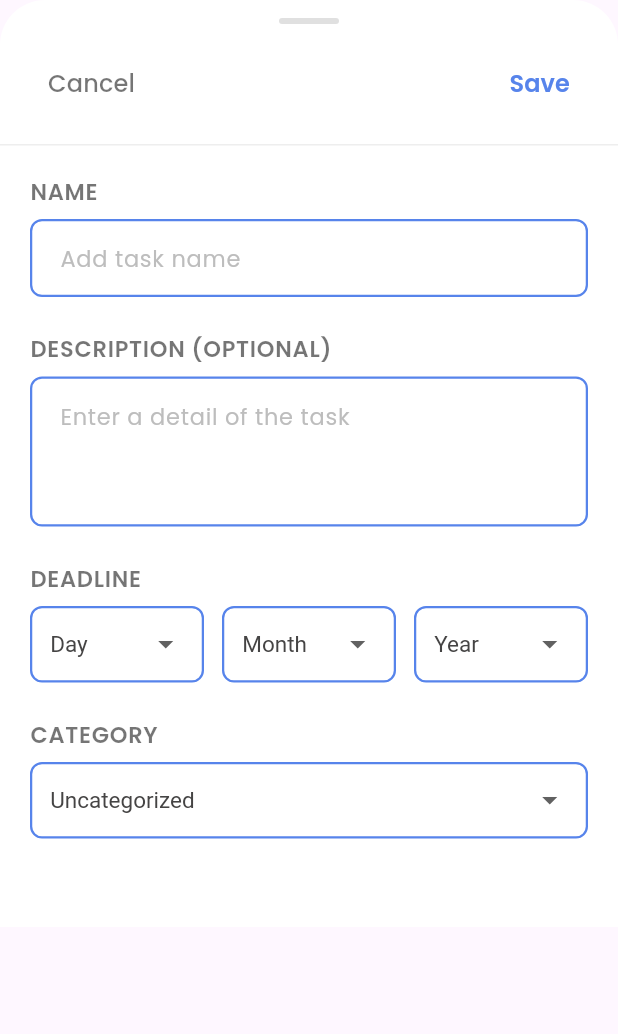
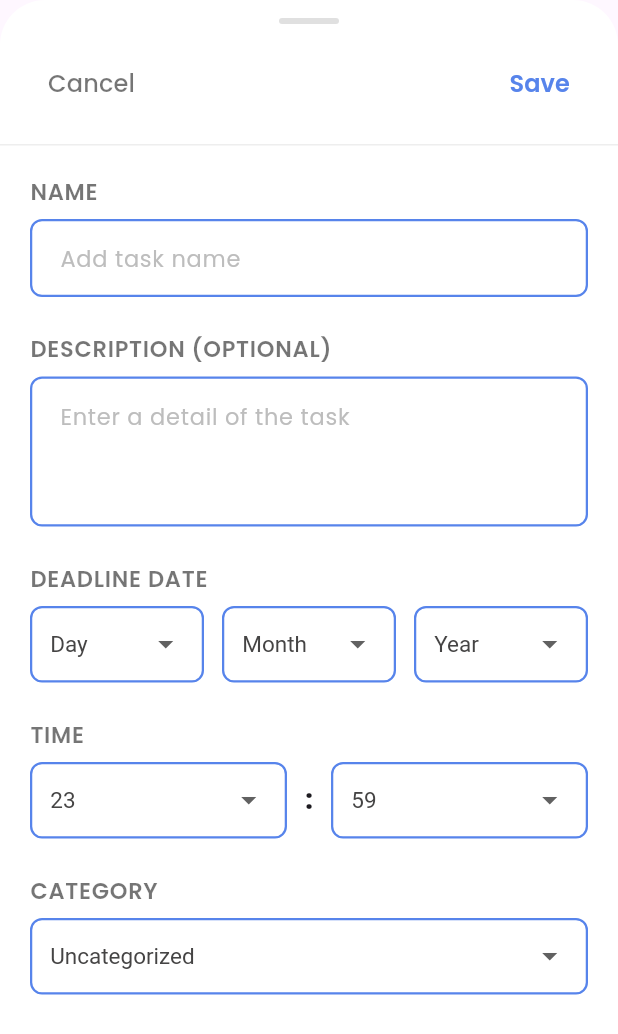
Before and after one commit to susanjong/MindlyApp_MobileDev, a Flutter app: the AddTaskBottomSheet widget shown alone on an empty page, opened directly, on a phone screen of 412 x 824 dp. Shown: the top 1034 px of the screen. Run offline on Flutter 3.47's test engine with Material 3 defaults, Android fonts, the phone set to English and light mode, and no system bars; our stand-ins replace cloud_firestore, firebase_auth, firebase_core, flutter_slidable, flutter_svg, google_fonts and 2 more; missing offline and left inert: flutter_quill; accounts and stored records are empty; network calls fail.

Commit message:
feat:add timestamp deadline in input task form

```diff
--- a/lib/features/to_do_list/presentation/widgets/add_task_bottom_sheet.dart
+++ b/lib/features/to_do_list/presentation/widgets/add_task_bottom_sheet.dart
@@ -50,6 +50,9 @@ class _AddTaskBottomSheetState extends State<AddTaskBottomSheet> {
   String _selectedYear = 'Year';
   String? _selectedCategory;
 
+  String _selectedHour = '23';
+  String _selectedMinute = '59';
+
   int _getMonthNumber(String monthName) {
     const months = {
       'Jan': 1, 'Feb': 2, 'Mar': 3, 'Apr': 4, 'May': 5, 'Jun': 6,
@@ -96,40 +99,40 @@ class _AddTaskBottomSheetState extends State<AddTaskBottomSheet> {
           _tempNewCategory!['gradientIndex']
       );
     }
+    DateTime? finalDeadline;
+    final now = DateTime.now();
 
-    // ✅ LOGIC MEMBUAT DATETIME
-    DateTime? finalDeadline;
+    try {
+      // Default ke hari ini jika tidak dipilih
+      int day = _selectedDay != 'Day' ? int.parse(_selectedDay) : now.day;
+      int month = _selectedMonth != 'Month' ? _getMonthNumber(_selectedMonth) : now.month;
+      int year = _selectedYear != 'Year' ? int.parse(_selectedYear) : now.year;
 
-    // Cek apakah user sudah memilih tanggal lengkap
-    if (_selectedDay != 'Day' && _selectedMonth != 'Month' && _selectedYear != 'Year') {
-      try {
-        final int day = int.parse(_selectedDay);
-        final int month = _getMonthNumber(_selectedMonth);
-        final int year = int.parse(_selectedYear);
+      int hour = int.parse(_selectedHour);
+      int minute = int.parse(_selectedMinute);
 
-        // Buat object DateTime
-        finalDeadline = DateTime(year, month, day);
-      } catch (e) {
-        debugPrint("Error parsing date: $e");
-      }
+      // Gabungkan menjadi satu objek DateTime
+      finalDeadline = DateTime(year, month, day, hour, minute);
+
+    } catch (e) {
+      debugPrint("Error parsing date: $e");
+      // Fallback ke sekarang + 1 jam jika error
+      finalDeadline = DateTime.now().add(const Duration(hours: 1));
     }
 
-    // 3. Siapkan Data Task
     final taskData = {
-      'title': _nameController.text.trim(), // Pastikan key konsisten 'title' bukan 'name' agar sesuai model
+      'title': _nameController.text.trim(),
       'description': _descriptionController.text.trim(),
       'category': finalCategory,
-      'deadline': finalDeadline, // ✅ Simpan sebagai DateTime Object
+      'deadline': finalDeadline, // DateTime lengkap dengan jam
       'completed': false,
-      'createdAt': DateTime.now(), // Tambahan best practice
+      'createdAt': DateTime.now(),
     };
 
-    // 4. Kirim ke Parent (MainTodo/FolderScreen) untuk disimpan
     widget.onSave?.call(taskData);
     if (mounted) Navigator.pop(context);
   }
 
-  // ✅ Dialog hanya mengembalikan data, TIDAK save ke firebase
   void _showAddCategoryDialog() async {
     final result = await showDialog(
       context: context,
@@ -152,7 +155,7 @@ class _AddTaskBottomSheetState extends State<AddTaskBottomSheet> {
   @override
   Widget build(BuildContext context) {
     return Container(
-      height: MediaQuery.of(context).size.height * 0.75,
+      height: MediaQuery.of(context).size.height * 0.85,
       decoration: const BoxDecoration(
         color: Colors.white,
         borderRadius: BorderRadius.only(
@@ -211,7 +214,11 @@ class _AddTaskBottomSheetState extends State<AddTaskBottomSheet> {
                   _buildTextField(controller: _descriptionController, hintText: 'Enter a detail of the task', maxLines: 3),
 
                   const SizedBox(height: 24),
-                  _buildLabel('DEADLINE'),
+
+                  // ==========================================
+                  // 1. BAGIAN DEADLINE DATE (Sekarang diatas)
+                  // ==========================================
+                  _buildLabel('DEADLINE DATE'),
                   const SizedBox(height: 8),
                   Row(
                     children: [
@@ -236,6 +243,36 @@ class _AddTaskBottomSheetState extends State<AddTaskBottomSheet> {
                           value: _selectedYear,
                           items: ['Year', '2025', '2026', '2027'],
                           onChanged: (val) => setState(() => _selectedYear = val!),
+                        ),
+                      ),
+                    ],
+                  ),
+
+                  const SizedBox(height: 24),
+
+                  // ==========================================
+                  // 2. BAGIAN TIME (Sekarang dibawahnya)
+                  // ==========================================
+                  _buildLabel('TIME'),
+                  const SizedBox(height: 8),
+                  Row(
+                    children: [
+                      Expanded(
+                        child: _buildDropdown(
+                          value: _selectedHour,
+                          items: List.generate(24, (i) => i.toString().padLeft(2, '0')),
+                          onChanged: (val) => setState(() => _selectedHour = val!),
+                        ),
+                      ),
+                      const Padding(
+                        padding: EdgeInsets.symmetric(horizontal: 12),
+                        child: Text(":", style: TextStyle(fontWeight: FontWeight.bold, fontSize: 18)),
+                      ),
+                      Expanded(
+                        child: _buildDropdown(
+                          value: _selectedMinute,
+                          items: List.generate(60, (i) => i.toString().padLeft(2, '0')),
+                          onChanged: (val) => setState(() => _selectedMinute = val!),
                         ),
                       ),
                     ],
@@ -271,9 +308,7 @@ class _AddTaskBottomSheetState extends State<AddTaskBottomSheet> {
                         List<String> categoryNames = ['Uncategorized'];
                         categoryNames.addAll(categories.map((c) => c.name).toList());
 
-                        // ✅ Tambahkan Kategori Sementara (Jika ada)
                         if (_tempNewCategory != null) {
-                          // Cek biar gak duplikat visual
                           if (!categoryNames.contains(_tempNewCategory!['name'])) {
                             categoryNames.add(_tempNewCategory!['name']);
                           }
@@ -282,7 +317,6 @@ class _AddTaskBottomSheetState extends State<AddTaskBottomSheet> {
                         const String addNewOption = '➕ Add New Category';
                         categoryNames.add(addNewOption);
 
-                        // Fallback selection
                         if (_selectedCategory == null || (!categoryNames.contains(_selectedCategory))) {
                           if (widget.initialCategory != null && categoryNames.contains(widget.initialCategory)) {
                             _selectedCategory = widget.initialCategory;
@@ -304,6 +338,9 @@ class _AddTaskBottomSheetState extends State<AddTaskBottomSheet> {
                         );
                       },
                     ),
+
+                  // Tambahan space di bawah agar tidak terlalu mepet saat scroll
+                  const SizedBox(height: 40),
                 ],
               ),
             ),
```
Also changed, not shown: lib/features/to_do_list/presentation/widgets/task_item.dart (+7 -5 lines).
